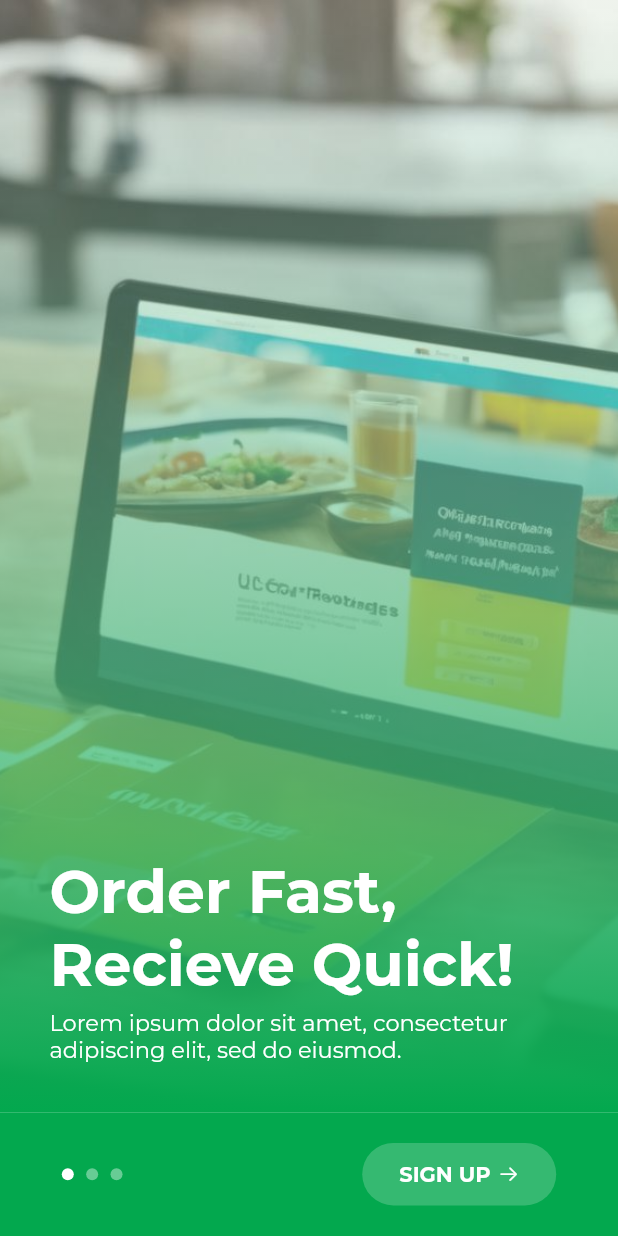
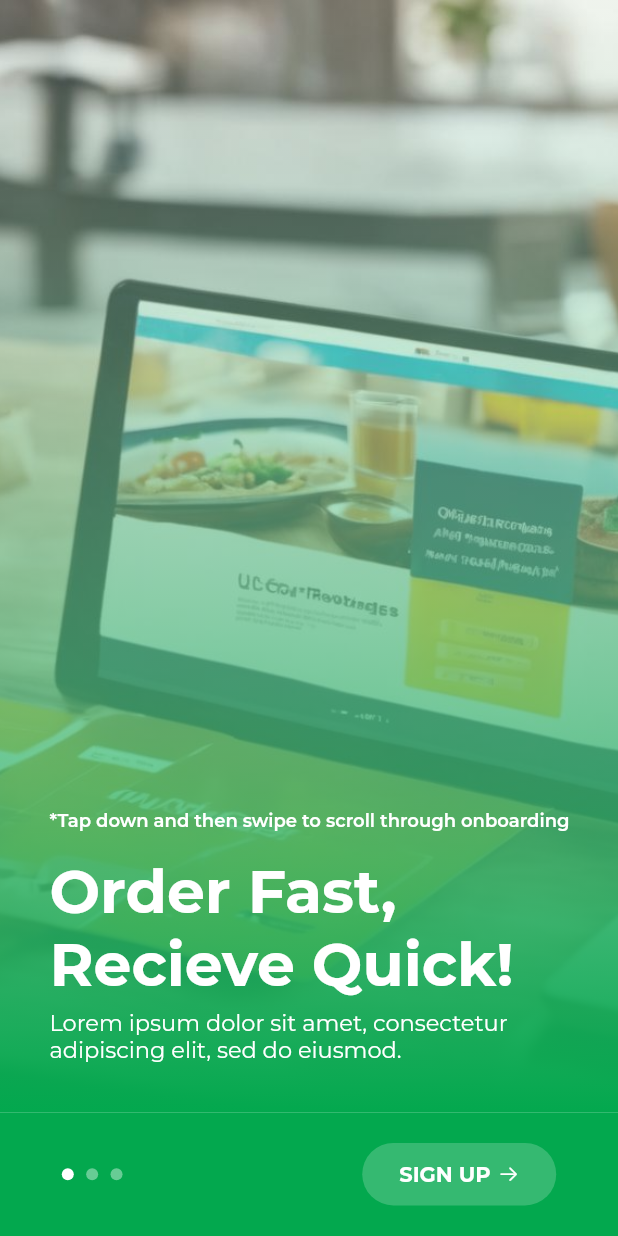
Before and after one commit to JustineUgo/eden, a Flutter app: the screen it shows after launch, on a phone screen of 412 x 824 dp. Run offline on Flutter 3.47's test engine with Material 2 defaults, Android fonts, the light colour scheme and no system bars; our stand-ins replace firebase_auth, firebase_core, font_awesome_flutter, get, get_storage, google_fonts and 1 more; missing offline and left inert: ably_flutter, github_signin_promax; accounts and stored records are empty.

Commit message:
chore: refactor

```diff
--- a/lib/app/modules/onboard/view/onboard_view.dart
+++ b/lib/app/modules/onboard/view/onboard_view.dart
@@ -130,6 +130,12 @@ class OnboardContent extends StatelessWidget {
         mainAxisAlignment: MainAxisAlignment.end,
         crossAxisAlignment: CrossAxisAlignment.start,
         children: [
+          const SizedBox(height: 15),
+          Text(
+            "*Tap down and then swipe to scroll through onboarding",
+            style: GoogleFonts.montserrat(fontSize: 12, fontWeight: FontWeight.w600, color: AppTheme.white),
+          ),
+          const SizedBox(height: 15),
           Obx(() {
             return Text(
               controller.onboardContent[controller.index.value]!,
```
